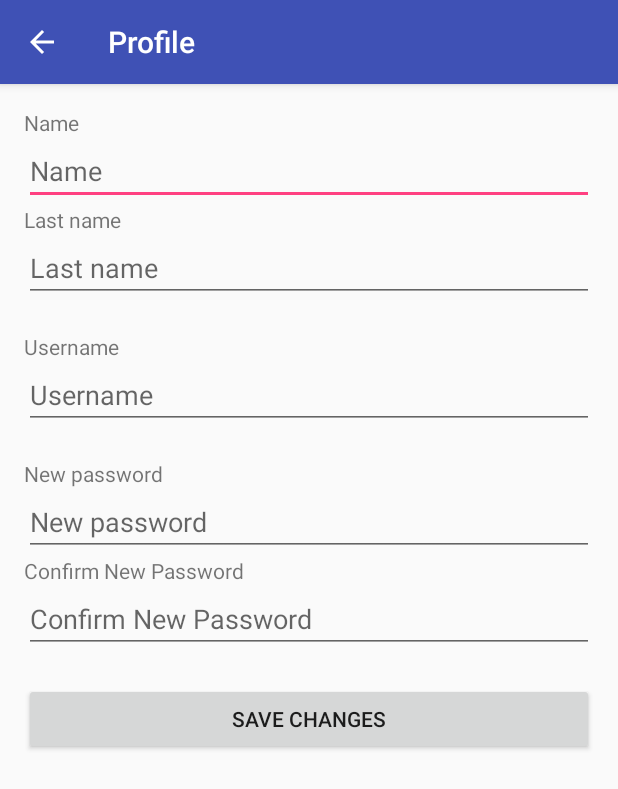
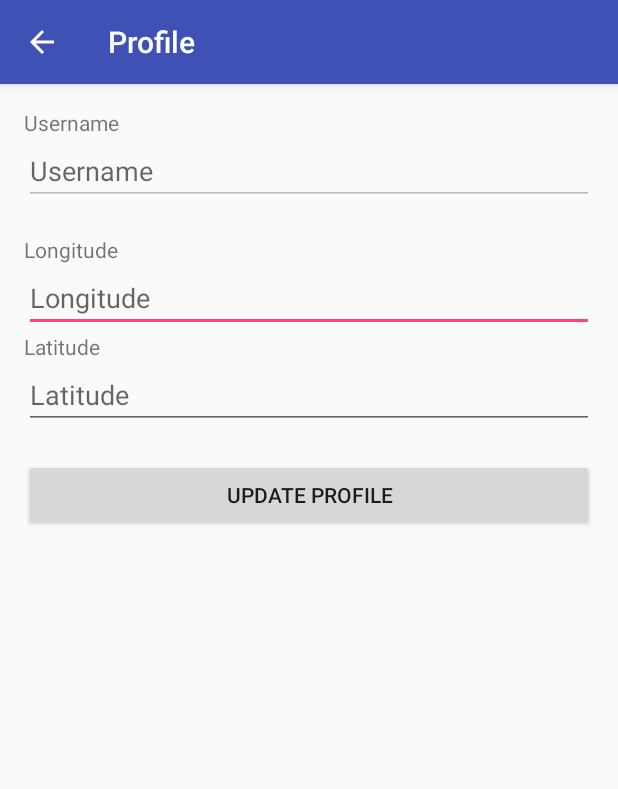
Before and after one commit to ryuhikari/MjilkMjecipes, an Android app: the ProfileActivity screen opened directly, with no data from a screen before it, on a phone screen of 412 x 824 dp. Shown: the top 789 px of the screen. Run offline under Robolectric (Android 15) with nearby library versions, the phone set to English and light mode, and no system bars; libraries missing offline, so code that uses them is left out: com.facebook, com.facebook.login.

Commit message:
Modified profileActivity
Now it shows a non editable username and two fields for longitude and
latitude. Location must be taken from the server and it is not
implemented yet.

```diff
--- a/app/src/main/java/se/ju/taun15a16/group5/mjilkmjecipes/ProfileActivity.java
+++ b/app/src/main/java/se/ju/taun15a16/group5/mjilkmjecipes/ProfileActivity.java
@@ -2,6 +2,10 @@ package se.ju.taun15a16.group5.mjilkmjecipes;
 
 import android.support.v7.app.AppCompatActivity;
 import android.os.Bundle;
+import android.widget.EditText;
+import android.widget.TextView;
+
+import se.ju.taun15a16.group5.mjilkmjecipes.backend.AccountManager;
 
 public class ProfileActivity extends AppCompatActivity {
 
@@ -10,7 +14,20 @@ public class ProfileActivity extends AppCompatActivity {
         super.onCreate(savedInstanceState);
         setContentView(R.layout.activity_profile);
 
+
+
         // Up navigation arrow on the action bar
         getSupportActionBar().setDisplayHomeAsUpEnabled(true);
+
+        AccountManager accManager = AccountManager.getInstance();
+
+        String username = accManager.getUserName(getApplicationContext());
+
+        EditText editText_username = (EditText) findViewById(R.id.editText_profile_username);
+        editText_username.setText(username);
+
+        EditText editText_longitude = (EditText) findViewById(R.id.editText_profile_longitude);
+        EditText editText_latitude = (EditText) findViewById(R.id.editText_profile_latitude);
+
     }
 }
--- a/app/src/main/res/layout/activity_profile.xml
+++ b/app/src/main/res/layout/activity_profile.xml
@@ -17,38 +17,25 @@
         android:orientation="vertical">
 
         <TextView
-            android:text="@string/text_signup_name"
+            android:text="@string/text_profile_username"
             android:layout_width="match_parent"
             android:layout_height="wrap_content"
-            android:id="@+id/textView_profile_email" />
+            android:id="@+id/textView_profile_username" />
 
         <EditText
             android:layout_width="match_parent"
             android:layout_height="wrap_content"
             android:inputType="textPersonName"
             android:ems="10"
-            android:id="@+id/editText_profile_name"
-            android:hint="@string/text_signup_name" />
+            android:id="@+id/editText_profile_username"
+            android:hint="@string/text_profile_username"
+            android:enabled="false" />
 
         <TextView
-            android:text="@string/text_signup_last_name"
+            android:text="@string/text_profile_longitude"
             android:layout_width="match_parent"
             android:layout_height="wrap_content"
-            android:id="@+id/textView_profile_last_name" />
-
-        <EditText
-            android:layout_width="match_parent"
-            android:layout_height="wrap_content"
-            android:inputType="textPersonName"
-            android:ems="10"
-            android:id="@+id/editText_profile_last_name"
-            android:hint="@string/text_signup_last_name" />
-
-        <TextView
-            android:text="@string/text_signup_username"
-            android:layout_width="match_parent"
-            android:layout_height="wrap_content"
-            android:id="@+id/textView_profile_username"
+            android:id="@+id/textView_profile_longitude"
             android:layout_marginTop="20dp" />
 
         <EditText
@@ -56,40 +43,25 @@
             android:layout_height="wrap_content"
             android:inputType="textPersonName"
             android:ems="10"
-            android:id="@+id/editText_profile_username"
-            android:hint="@string/text_signup_username" />
+            android:id="@+id/editText_profile_longitude"
+            android:hint="@string/text_profile_longitude" />
 
         <TextView
-            android:text="@string/text_profile_new_password"
+            android:text="@string/text_profile_latitude"
             android:layout_width="match_parent"
             android:layout_height="wrap_content"
-            android:id="@+id/textView_profile_new_password"
-            android:layout_marginTop="20dp" />
+            android:id="@+id/textView_profile_latitude" />
 
         <EditText
             android:layout_width="match_parent"
             android:layout_height="wrap_content"
-            android:inputType="textPassword"
+            android:inputType="textPersonName"
             android:ems="10"
-            android:id="@+id/editText_profile_new_password"
-            android:hint="@string/text_profile_new_password" />
-
-        <TextView
-            android:text="@string/text_signup_confirm_password"
-            android:layout_width="match_parent"
-            android:layout_height="wrap_content"
-            android:id="@+id/textView_profile_confirm_password" />
-
-        <EditText
-            android:layout_width="match_parent"
-            android:layout_height="wrap_content"
-            android:inputType="textPassword"
-            android:ems="10"
-            android:id="@+id/editText_profile_confirm_password"
-            android:hint="@string/text_signup_confirm_password" />
+            android:id="@+id/editText_profile_latitude"
+            android:hint="@string/text_profile_latitude" />
 
         <Button
-            android:text="@string/btn_profile_save_changes"
+            android:text="@string/btn_profile_update_profile"
             android:layout_width="match_parent"
             android:layout_height="wrap_content"
             android:id="@+id/button_profile_save_changes"
--- a/app/src/main/res/values/strings.xml
+++ b/app/src/main/res/values/strings.xml
@@ -41,10 +41,11 @@
     <string name="btn_signup_signup">Sign up</string>
     <string name="text_signing_up">Signing up</string>
 
-
     <!-- Profile -->
-    <string name="text_profile_new_password">New password</string>
-    <string name="btn_profile_save_changes">Save changes</string>
+    <string name="text_profile_username">Username</string>
+    <string name="text_profile_longitude">Longitude</string>
+    <string name="text_profile_latitude">Latitude</string>
+    <string name="btn_profile_update_profile">Update profile</string>
 
     <!-- Show List -->
     <string name="text_show_list_recipe_name">Recipe name</string>
--- a/build.gradle
+++ b/build.gradle
@@ -5,7 +5,7 @@ buildscript {
         jcenter()
     }
     dependencies {
-        classpath 'com.android.tools.build:gradle:2.2.2'
+        classpath 'com.android.tools.build:gradle:2.2.3'
 
         // NOTE: Do not place your application dependencies here; they belong
         // in the individual module build.gradle files
```
